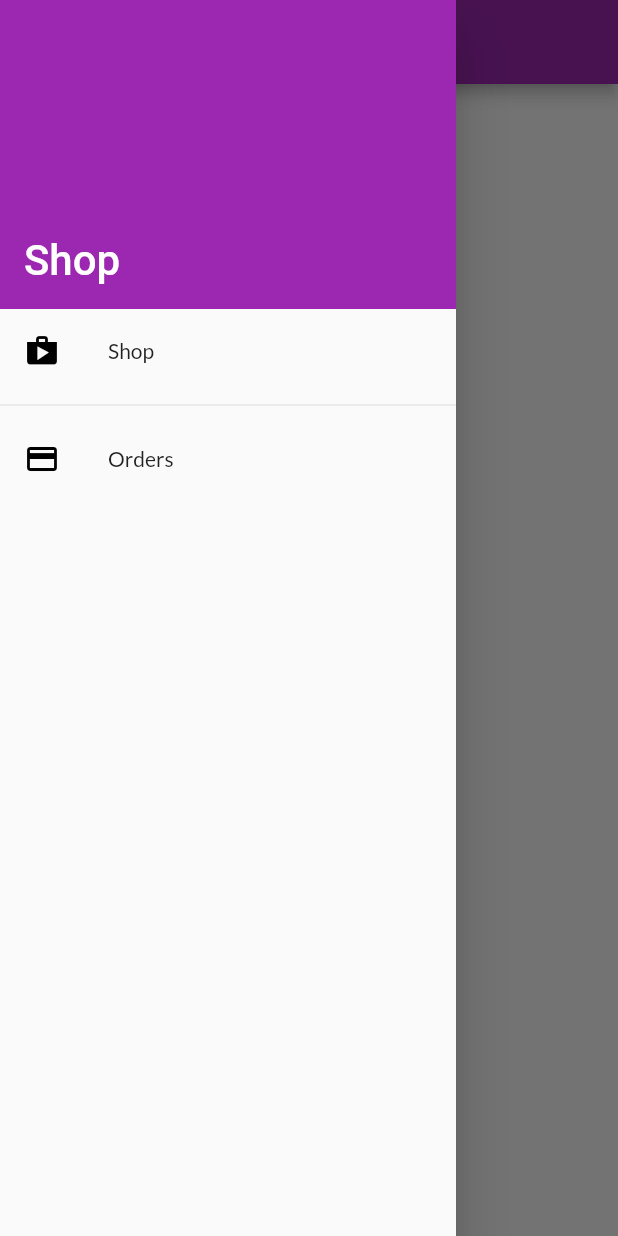
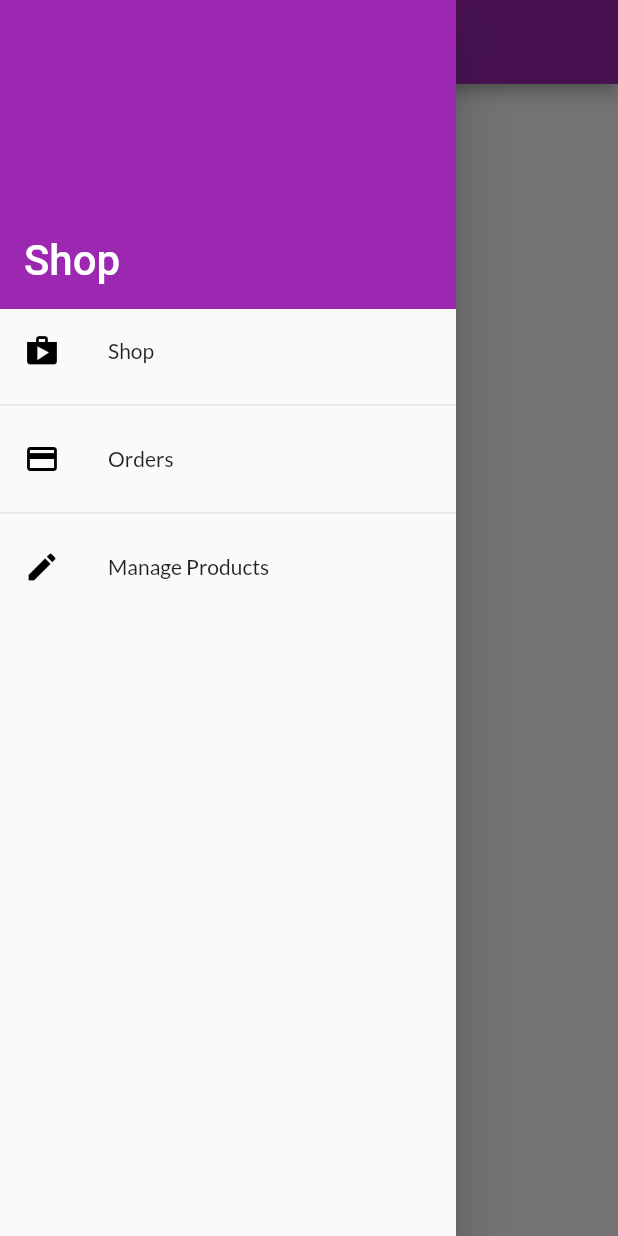
Before and after one commit to DeleMike/TheShop, a Flutter app: the OrdersScreen screen opened by its route, with the side drawer open, on a phone screen of 412 x 824 dp. Run offline on Flutter 3.47's test engine with Material 2 defaults, Android fonts, the phone set to English and light mode, and no system bars; network calls fail; Roboto replaces fonts that are missing (Anto).

Commit message:
added tile to mange products

```diff
--- a/lib/widgets/app_drawer.dart
+++ b/lib/widgets/app_drawer.dart
@@ -1,6 +1,7 @@
 import 'package:flutter/material.dart';
 
 import '../screens/orders_screen.dart';
+import '../screens/user_products.dart';
 
 class AppDrawer extends StatelessWidget {
   @override
@@ -21,7 +22,10 @@ class AppDrawer extends StatelessWidget {
                       style: TextStyle(
                           fontFamily: 'Anto',
                           fontSize: 28,
-                          fontWeight: Theme.of(context).primaryTextTheme.headline6.fontWeight,
+                          fontWeight: Theme.of(context)
+                              .primaryTextTheme
+                              .headline6
+                              .fontWeight,
                           fontStyle: Theme.of(context)
                               .primaryTextTheme
                               .headline6
@@ -35,20 +39,38 @@ class AppDrawer extends StatelessWidget {
             ),
           ),
           ListTile(
-              leading: Icon(Icons.shop, color: Colors.black,),
+            leading: Icon(
+              Icons.shop,
+              color: Colors.black,
+            ),
             title: Text('Shop'),
             onTap: () {
               Navigator.of(context).pushReplacementNamed('/');
-              },),
-
+            },
+          ),
           Divider(),
-
           ListTile(
-              leading: Icon(Icons.payment, color: Colors.black,),
+            leading: Icon(
+              Icons.payment,
+              color: Colors.black,
+            ),
             title: Text('Orders'),
             onTap: () {
-                Navigator.of(context).pushReplacementNamed(OrdersScreen.routeName);
-              }),
+              Navigator.of(context)
+                  .pushReplacementNamed(OrdersScreen.routeName);
+            },
+          ),
+          Divider(),
+          ListTile(
+            leading: Icon(
+              Icons.edit,
+              color: Colors.black,
+            ),
+            title: Text('Manage Products'),
+            onTap: () {
+              Navigator.of(context).pushReplacementNamed(UserProduct.routeName);
+            },
+          ),
         ],
       ),
     );
```
Lines whose indentation alone changed are shown as unchanged.
